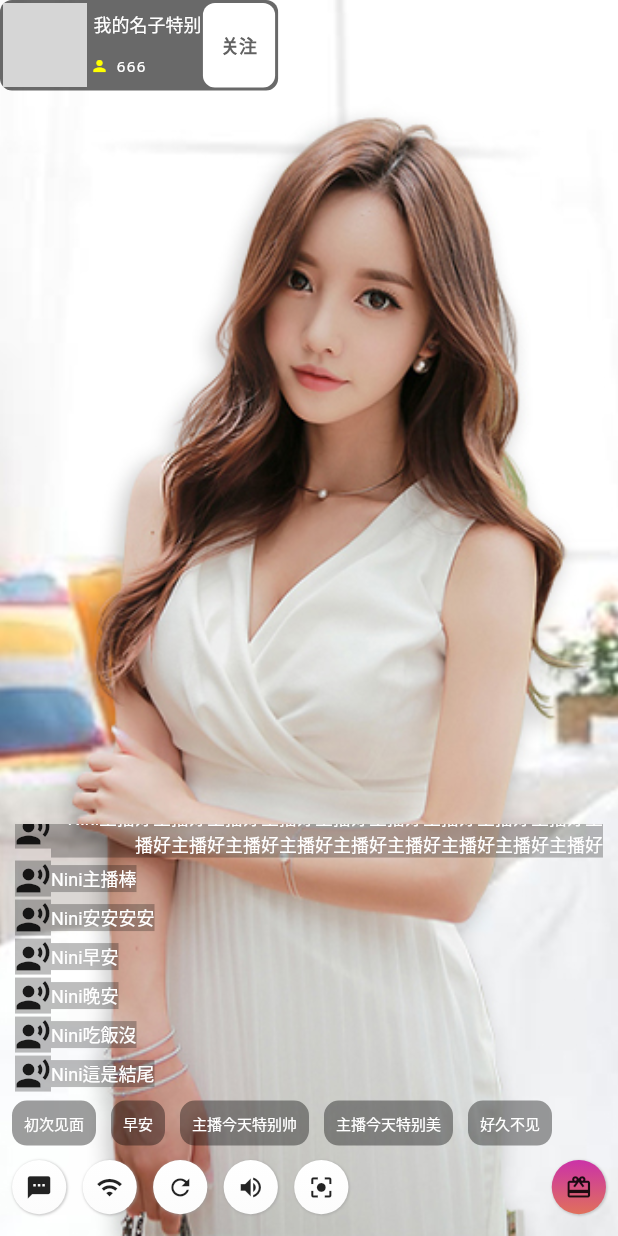
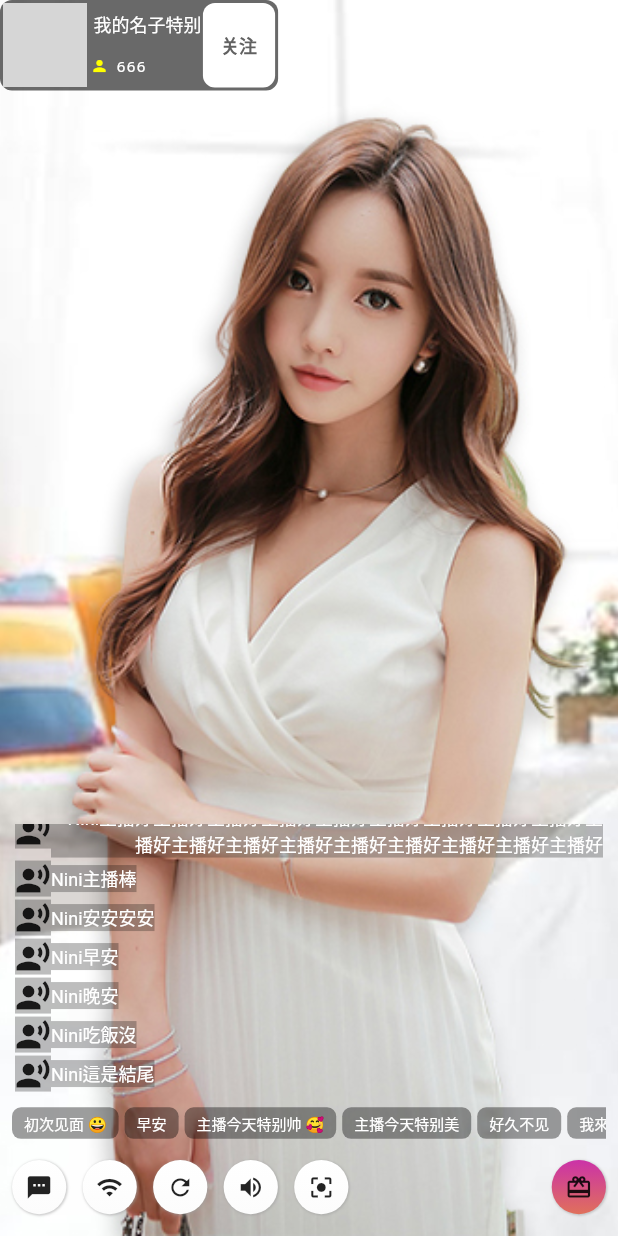
Before and after one commit to johnny90347/flutter_live_stream, a Flutter app: the screen it shows after launch, on a phone screen of 412 x 824 dp. Run offline on Flutter 3.47's test engine with Material 2 defaults, Android fonts, the phone set to English and light mode, and no system bars; our stand-ins replace dio, get, get_it, google_fonts; missing offline and left inert: flutter_vlc_player, keyboard_visibility, signalr_core; generated files the repository leaves out were written again; network calls fail; statements that could not run were skipped; grey boxes are pictures that could not be loaded.

Commit message:
FIX quick message size

```diff
--- a/lib/pages/live_chat_room/chat_room_feature/center_area/chat_area/quick_message/quick_message.dart
+++ b/lib/pages/live_chat_room/chat_room_feature/center_area/chat_area/quick_message/quick_message.dart
@@ -12,11 +12,12 @@ class QuickMessage extends StatelessWidget {
       child: ListView(
         scrollDirection: Axis.horizontal,
         children: [
-          MessageItem(text: '初次见面',),
+          MessageItem(text: '初次见面 😀',),
           MessageItem(text: '早安',),
-          MessageItem(text: '主播今天特别帅',),
+          MessageItem(text: '主播今天特别帅 🥰',),
           MessageItem(text: '主播今天特别美',),
           MessageItem(text: '好久不见',),
+          MessageItem(text: '我來幫你加油! ❤️',),
         ],
       ),
     );
@@ -32,18 +33,23 @@ class MessageItem extends StatelessWidget {
 
   @override
   Widget build(BuildContext context) {
-    return Container(
+    return Column(
+      mainAxisAlignment: MainAxisAlignment.center,
+      children: [
+        Container(
           alignment: Alignment.center,
-      margin: EdgeInsets.only(right: 10.0),
-      padding: EdgeInsets.symmetric(vertical: 1.0,horizontal: 8.0),
+          margin: EdgeInsets.only(right: 4.0),
+          padding: EdgeInsets.symmetric(vertical: 3.0,horizontal: 8.0),
           decoration: BoxDecoration(
             color: Colors.black38,
-        borderRadius: BorderRadius.circular(10.0)
+            borderRadius: BorderRadius.circular(6.0)
           ),
           child: Text(text,style: TextStyle(
             fontSize: 10.0,
             color: Colors.white,
           ),),
+        ),
+      ],
     );
   }
 }
```
Lines whose indentation alone changed are shown as unchanged.
